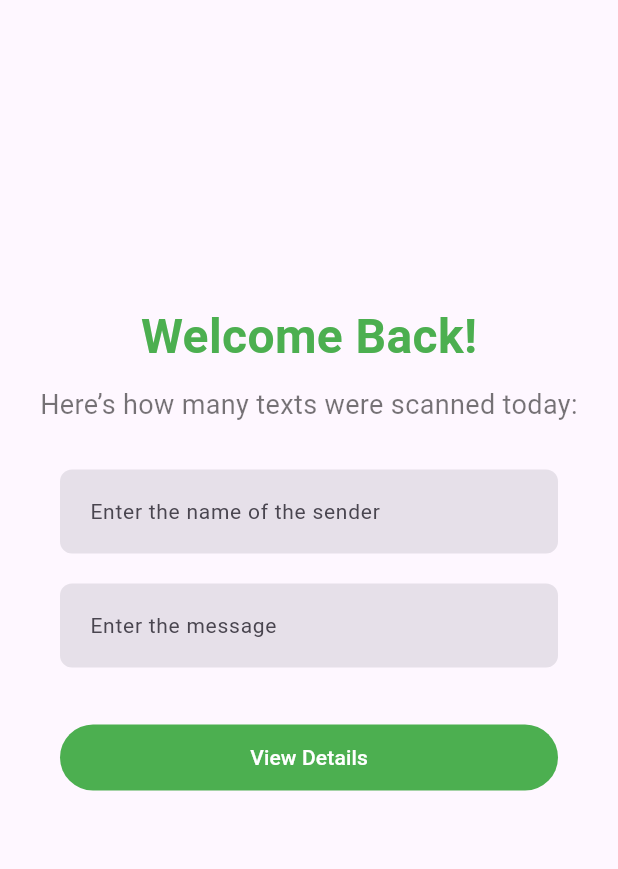
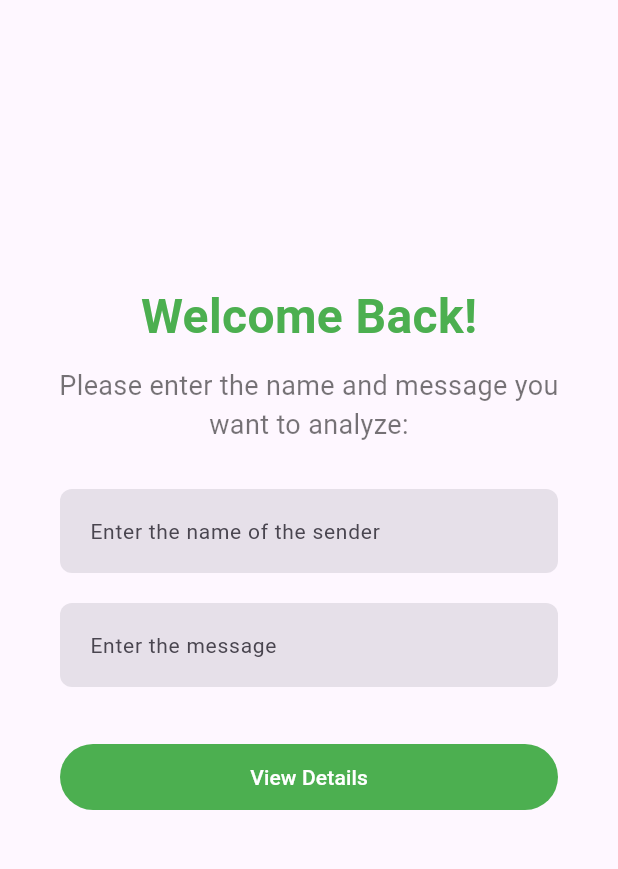
Before and after one commit to archie122/tech-lift-off-app, a Flutter app: the HomePage screen opened by its route, on a phone screen of 412 x 824 dp, the part 84-953 px from its top. Run offline on Flutter 3.47's test engine with Material 3 defaults, Android fonts, the phone set to English and light mode, and no system bars; our stand-ins replace awesome_notifications, flutter_local_notifications.

Commit message:
Update homepage.dart

```diff
--- a/text_guardian/lib/pages/homepage.dart
+++ b/text_guardian/lib/pages/homepage.dart
@@ -84,7 +84,7 @@ class _HomePageState extends State<HomePage> {
 
                 // Subtitle
                 const Text(
-                  'Here’s how many texts were scanned today:',
+                  'Please enter the name and message you want to analyze:',
                   textAlign: TextAlign.center,
                   style: TextStyle(
                     fontSize: 18,
```
